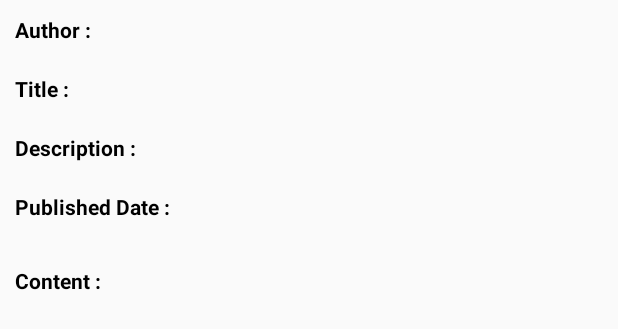
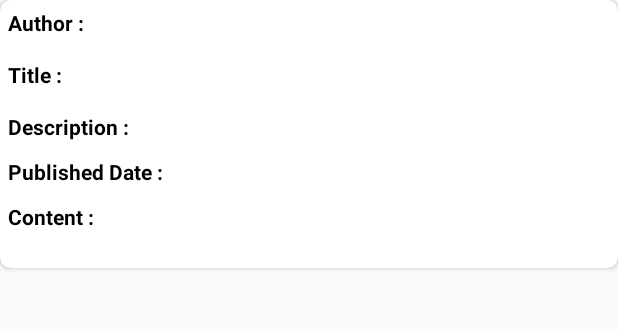
Before and after one commit to santoshkmr683/mcqapp, an Android app: the layout adapter_news_item_layout.xml on its own in the app's theme, with its tools: preview values and no code run, on a phone screen of 412 x 824 dp. Shown: the top 329 px of the screen. Run offline under Robolectric (Android 15) with nearby library versions, the phone set to English and light mode, and no system bars.

Commit message:
added DateAndTimeUtil class, modified other classes

```diff
--- /dev/null
+++ b/app/src/main/java/com/codefun/common/util/DateAndTimeUtil.java
@@ -0,0 +1,27 @@
+package com.codefun.common.util;
+
+import android.annotation.SuppressLint;
+
+import java.text.ParseException;
+import java.text.SimpleDateFormat;
+import java.util.Date;
+
+public class DateAndTimeUtil {
+
+    private static String YYYY_MM_DD_FORMAT = "yyyy-MM-dd'T'HH:mm:ss";
+    private static String DD_MMM_LAYOUT_YYYY_FORMAT = "dd-MMM-yyyy";
+
+    public static String uiDisplayDateFormat(String currentDateInString) {
+
+        @SuppressLint("SimpleDateFormat") SimpleDateFormat sdf = new SimpleDateFormat(YYYY_MM_DD_FORMAT);
+        Date d = null;
+        try {
+            d = sdf.parse(currentDateInString);
+            sdf.applyPattern(DD_MMM_LAYOUT_YYYY_FORMAT);
+            return sdf.format(d);
+        } catch (ParseException e) {
+            e.printStackTrace();
+            return "";
+        }
+    }
+}
--- a/app/src/main/java/com/codefun/news/ui/adapter/NewsListAdapter.java
+++ b/app/src/main/java/com/codefun/news/ui/adapter/NewsListAdapter.java
@@ -12,6 +12,7 @@ import android.widget.TextView;
 import com.bumptech.glide.Glide;
 import com.bumptech.glide.request.RequestOptions;
 import com.codefun.R;
+import com.codefun.common.util.DateAndTimeUtil;
 import com.codefun.news.model.Article;
 
 import java.util.List;
@@ -43,7 +44,8 @@ public class NewsListAdapter extends RecyclerView.Adapter<NewsListAdapter.ViewHo
         viewHolder.mAuthorName.setText(mArticleList.get(position).getAuthor());
         viewHolder.mTitle.setText(mArticleList.get(position).getTitle());
         viewHolder.mDescription.setText(mArticleList.get(position).getDescription());
-        viewHolder.mPublishedDate.setText(mArticleList.get(position).getPublishedAt());
+        viewHolder.mPublishedDate.setText(DateAndTimeUtil.uiDisplayDateFormat(mArticleList
+                .get(position).getPublishedAt()));
         viewHolder.mContent.setText(mArticleList.get(position).getContent());
 
         RequestOptions requestOptionsHospitalBanner = new RequestOptions();
--- a/app/src/main/res/layout/adapter_news_item_layout.xml
+++ b/app/src/main/res/layout/adapter_news_item_layout.xml
@@ -1,26 +1,59 @@
 <?xml version="1.0" encoding="utf-8"?>
-<LinearLayout xmlns:android="http://schemas.android.com/apk/res/android"
+<android.support.v7.widget.CardView xmlns:android="http://schemas.android.com/apk/res/android"
+    xmlns:app="http://schemas.android.com/apk/res-auto"
     android:layout_width="match_parent"
     android:layout_height="wrap_content"
-    android:orientation="vertical"
-    android:paddingBottom="@dimen/margin_padding_10dp">
+    android:layout_marginBottom="@dimen/margin_padding_10dp"
+    android:background="@color/colorWhite"
+    app:cardCornerRadius="7dp">
+
+    <LinearLayout
+        android:layout_width="match_parent"
+        android:layout_height="wrap_content"
+        android:orientation="vertical">
 
         <LinearLayout
             android:layout_width="match_parent"
             android:layout_height="wrap_content">
 
             <TextView
-            android:layout_width="wrap_content"
+                android:layout_width="0dp"
                 android:layout_height="wrap_content"
-            android:padding="@dimen/margin_padding_10dp"
+                android:layout_weight="1.5"
+                android:padding="@dimen/margin_padding_5dp"
                 android:text="@string/author"
                 android:textColor="@color/colorBlack"
                 android:textStyle="bold" />
 
             <TextView
                 android:id="@+id/author_name"
-            android:layout_width="wrap_content"
+                android:layout_width="0dp"
                 android:layout_height="wrap_content"
+                android:layout_weight="3.5"
+                android:padding="@dimen/margin_padding_5dp"
+                android:textColor="@color/colorBlack"
+                android:textStyle="normal" />
+
+        </LinearLayout>
+
+        <LinearLayout
+            android:layout_width="match_parent"
+            android:layout_height="wrap_content">
+
+            <TextView
+                android:layout_width="0dp"
+                android:layout_height="wrap_content"
+                android:layout_weight="1.5"
+                android:padding="@dimen/margin_padding_5dp"
+                android:text="@string/title"
+                android:textColor="@color/colorBlack"
+                android:textStyle="bold" />
+
+            <TextView
+                android:id="@+id/title"
+                android:layout_width="0dp"
+                android:layout_height="wrap_content"
+                android:layout_weight="3.5"
                 android:padding="@dimen/margin_padding_10dp"
                 android:textColor="@color/colorBlack"
                 android:textStyle="normal" />
@@ -32,18 +65,20 @@
             android:layout_height="wrap_content">
 
             <TextView
-            android:layout_width="wrap_content"
+                android:layout_width="0dp"
                 android:layout_height="wrap_content"
-            android:padding="@dimen/margin_padding_10dp"
-            android:text="@string/title"
+                android:layout_weight="1.5"
+                android:padding="@dimen/margin_padding_5dp"
+                android:text="@string/description"
                 android:textColor="@color/colorBlack"
                 android:textStyle="bold" />
 
             <TextView
-            android:id="@+id/title"
-            android:layout_width="wrap_content"
+                android:id="@+id/description"
+                android:layout_width="0dp"
                 android:layout_height="wrap_content"
-            android:padding="@dimen/margin_padding_10dp"
+                android:layout_weight="3.5"
+                android:padding="@dimen/margin_padding_5dp"
                 android:textColor="@color/colorBlack"
                 android:textStyle="normal" />
 
@@ -54,18 +89,20 @@
             android:layout_height="wrap_content">
 
             <TextView
-            android:layout_width="wrap_content"
+                android:layout_width="0dp"
                 android:layout_height="wrap_content"
-            android:padding="@dimen/margin_padding_10dp"
-            android:text="@string/description"
+                android:layout_weight="1.5"
+                android:padding="@dimen/margin_padding_5dp"
+                android:text="@string/published_date"
                 android:textColor="@color/colorBlack"
                 android:textStyle="bold" />
 
             <TextView
-            android:id="@+id/description"
-            android:layout_width="wrap_content"
+                android:id="@+id/published_date"
+                android:layout_width="0dp"
                 android:layout_height="wrap_content"
-            android:padding="@dimen/margin_padding_10dp"
+                android:layout_weight="3.5"
+                android:padding="@dimen/margin_padding_5dp"
                 android:textColor="@color/colorBlack"
                 android:textStyle="normal" />
 
@@ -76,52 +113,44 @@
             android:layout_height="wrap_content">
 
             <TextView
-            android:layout_width="wrap_content"
+                android:layout_width="0dp"
                 android:layout_height="wrap_content"
-            android:padding="@dimen/margin_padding_10dp"
-            android:text="@string/published_date"
+                android:layout_weight="1.5"
+                android:padding="@dimen/margin_padding_5dp"
+                android:text="@string/content"
                 android:textColor="@color/colorBlack"
                 android:textStyle="bold" />
 
             <TextView
-            android:id="@+id/published_date"
-            android:layout_width="wrap_content"
+                android:id="@+id/content"
+                android:layout_width="0dp"
                 android:layout_height="wrap_content"
-            android:padding="@dimen/margin_padding_10dp"
+                android:layout_weight="3.5"
+                android:padding="@dimen/margin_padding_5dp"
                 android:textColor="@color/colorBlack"
                 android:textStyle="normal" />
 
         </LinearLayout>
-
-    <ImageView
-        android:id="@+id/image_view"
-        android:layout_width="wrap_content"
-        android:layout_height="wrap_content"
-        android:layout_gravity="center_horizontal"
-        android:layout_marginTop="@dimen/margin_padding_10dp"
-        android:contentDescription="@null"
-        android:scaleType="fitXY" />
 
         <LinearLayout
             android:layout_width="match_parent"
             android:layout_height="wrap_content">
 
             <TextView
-            android:layout_width="wrap_content"
+                android:layout_width="0dp"
                 android:layout_height="wrap_content"
-            android:padding="@dimen/margin_padding_10dp"
-            android:text="@string/content"
-            android:textColor="@color/colorBlack"
-            android:textStyle="bold" />
+                android:layout_weight="1.5" />
 
-        <TextView
-            android:id="@+id/content"
-            android:layout_width="wrap_content"
+            <ImageView
+                android:id="@+id/image_view"
+                android:layout_width="0dp"
                 android:layout_height="wrap_content"
-            android:padding="@dimen/margin_padding_10dp"
-            android:textColor="@color/colorBlack"
-            android:textStyle="normal" />
-
+                android:layout_gravity="center_horizontal"
+                android:layout_marginTop="@dimen/margin_padding_10dp"
+                android:layout_weight="3.5"
+                android:contentDescription="@null"
+                android:scaleType="fitXY" />
         </LinearLayout>
 
     </LinearLayout>
+</android.support.v7.widget.CardView>
--- a/app/src/main/res/layout/fragment_news_feed.xml
+++ b/app/src/main/res/layout/fragment_news_feed.xml
@@ -3,9 +3,13 @@
     xmlns:tools="http://schemas.android.com/tools"
     android:layout_width="match_parent"
     android:layout_height="match_parent"
+    android:background="@color/colorAccent"
+    android:paddingStart="@dimen/margin_padding_10dp"
+    android:paddingEnd="@dimen/margin_padding_10dp"
     tools:context=".news.ui.fragment.NewsFeedFragment">
 
     <android.support.v7.widget.RecyclerView
+        android:layout_marginTop="@dimen/margin_padding_10dp"
         android:id="@+id/recycler_view"
         android:layout_width="match_parent"
         android:layout_height="wrap_content" />
--- a/app/src/main/res/values/dimens.xml
+++ b/app/src/main/res/values/dimens.xml
@@ -1,5 +1,8 @@
 <?xml version="1.0" encoding="utf-8"?>
 <resources>
+
+    <dimen name="margin_padding_5dp">5dp</dimen>
     <dimen name="margin_padding_10dp">10dp</dimen>
+    <dimen name="margin_padding_20dp">20dp</dimen>
     <dimen name="margin_padding_32dp">32dp</dimen>
 </resources>
```
Lines whose indentation alone changed are shown as unchanged.
